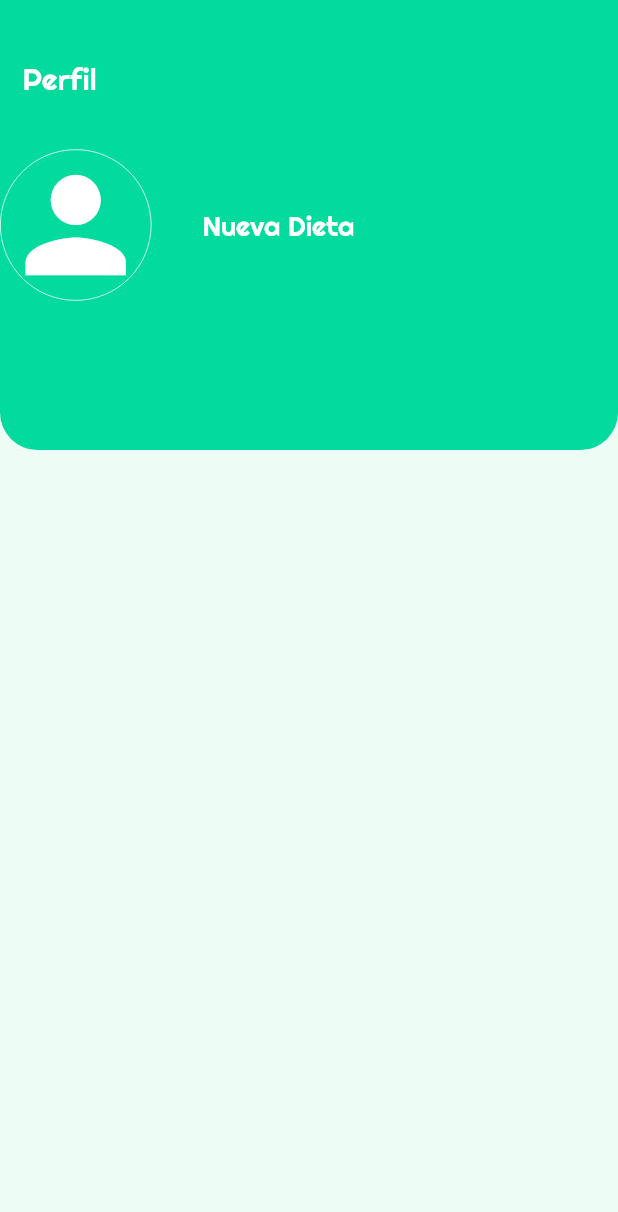
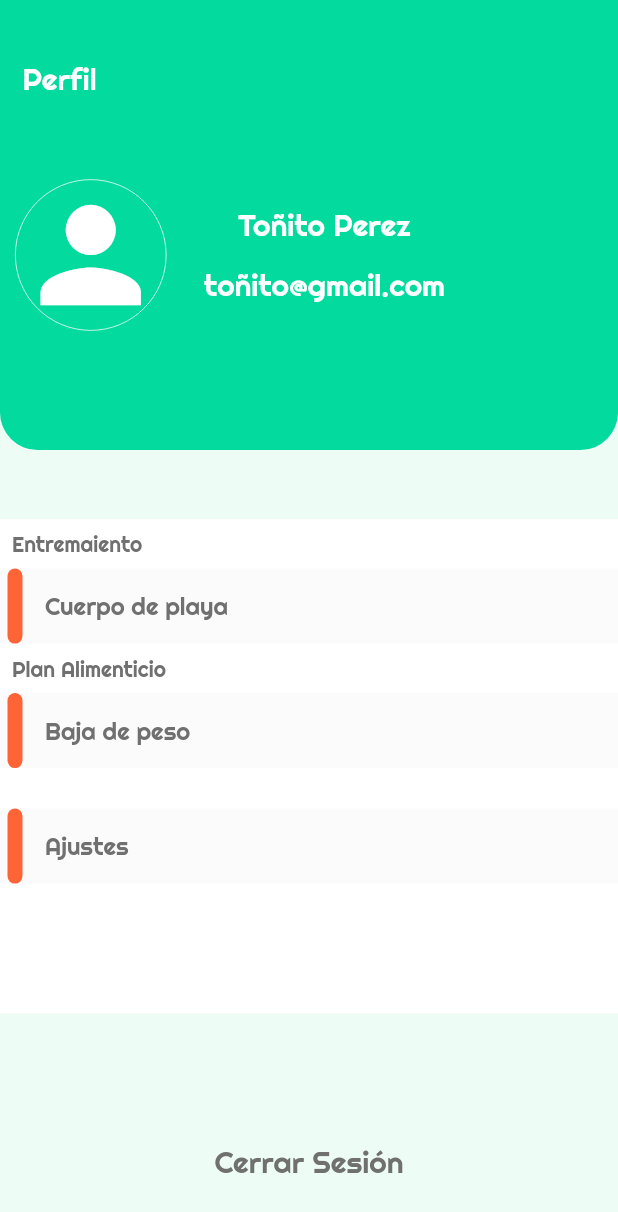
Before and after one commit to Memo28/Healthy-Life, a Flutter app: the MainProfile screen opened directly, on a phone screen of 412 x 824 dp. Shown: the top 1212 px of the screen. Run offline on Flutter 3.47's test engine with Material 2 defaults, Android fonts, the phone set to English and light mode, and no system bars; our stand-ins replace flutter_markdown.

Commit message:
Profile screen

```diff
--- a/healthy_life/lib/profile_page/main_profile.dart
+++ b/healthy_life/lib/profile_page/main_profile.dart
@@ -1,15 +1,14 @@
 import 'package:flutter/material.dart';
 
-class MainProfile extends StatefulWidget{
+class MainProfile extends StatefulWidget {
   @override
   State<StatefulWidget> createState() {
     // TODO: implement createState
     return _MainProfile();
   }
-
 }
 
-class _MainProfile extends State<MainProfile>{
+class _MainProfile extends State<MainProfile> {
   @override
   Widget build(BuildContext context) {
     // TODO: implement build
@@ -20,7 +19,127 @@ class _MainProfile extends State<MainProfile>{
 //      Navigator.push(context, MaterialPageRoute(builder: (context) => CreateDiet()));
 //    }
 
+    final list_container = Container(
+      height: MediaQuery.of(context).size.height * 0.40,
+      margin: EdgeInsets.only(top: MediaQuery.of(context).size.height * 0.42),
+      decoration: BoxDecoration(color: Colors.white),
+      child: ListView(
+        children: <Widget>[
+          Padding(
+            padding: const EdgeInsets.all(8.0),
+            child: Text(
+              "Entremaiento",
+              style: TextStyle(
+                color: Theme.of(context).textSelectionColor,
+                fontFamily: "Righteous",
+              ),
+            ),
+          ),
+          Container(
+            height: 50,
+            decoration: BoxDecoration(color: Color(0xFFFBFBFB)),
+            child: Row(
+              children: <Widget>[
+                Container(
+                  height: MediaQuery.of(context).size.height,
+                  width: 10,
+                  margin: EdgeInsets.only(left: 5),
+                  decoration: BoxDecoration(
+                    color: Color(0xFFFF6437),
+                    borderRadius: BorderRadius.all(Radius.circular(10.0)),
+                  ),
+                ),
+                Padding(
+                  padding: const EdgeInsets.only(left: 15),
+                  child: Text(
+                    "Cuerpo de playa",
+                    style: TextStyle(
+                      fontSize: 16,
+                      color: Theme.of(context).textSelectionColor,
+                      fontFamily: "Righteous",
+                    ),
+                  ),
+                ),
+              ],
+            ),
+          ),
+          Padding(
+            padding: const EdgeInsets.all(8.0),
+            child: Text(
+              "Plan Alimenticio",
+              style: TextStyle(
+                color: Theme.of(context).textSelectionColor,
+                fontFamily: "Righteous",
+              ),
+            ),
+          ),
+          Container(
+            height: 50,
+            decoration: BoxDecoration(color: Color(0xFFFBFBFB)),
+            child: Row(
+              children: <Widget>[
+                Container(
+                  height: MediaQuery.of(context).size.height,
+                  width: 10,
+                  margin: EdgeInsets.only(left: 5),
+                  decoration: BoxDecoration(
+                    color: Color(0xFFFF6437),
+                    borderRadius: BorderRadius.all(Radius.circular(10.0)),
+                  ),
+                ),
+                Padding(
+                  padding: const EdgeInsets.only(left: 15),
+                  child: Text(
+                    "Baja de peso",
+                    style: TextStyle(
+                      fontSize: 16,
+                      color: Theme.of(context).textSelectionColor,
+                      fontFamily: "Righteous",
+                    ),
+                  ),
+                ),
+              ],
+            ),
+          ),
+          InkWell(
+            onTap: () {
+            },
+            child: Container(
+              height: 50,
+              margin: EdgeInsets.only(top: 27),
+              decoration: BoxDecoration(color: Color(0xFFFBFBFB)),
+              child: Row(
+                children: <Widget>[
+                  Container(
+                    height: MediaQuery.of(context).size.height,
+                    width: 10,
+                    margin: EdgeInsets.only(left: 5),
+                    decoration: BoxDecoration(
+                      color: Color(0xFFFF6437),
+                      borderRadius: BorderRadius.all(Radius.circular(10.0)),
+                    ),
+                  ),
+                  Padding(
+                    padding: const EdgeInsets.only(left: 15),
+                    child: Text(
+                      "Ajustes",
+                      style: TextStyle(
+                        fontSize: 16,
+                        color: Theme.of(context).textSelectionColor,
+                        fontFamily: "Righteous",
+                      ),
+                    ),
+                  ),
+                ],
+              ),
+            ),
+          )
+        ],
+      ),
+    );
+
     final image_user = Container(
+      margin: EdgeInsets.only(left: 10, right: 10, top: 20),
       height: 150.0,
       child: Icon(
         Icons.person,
@@ -29,34 +148,54 @@ class _MainProfile extends State<MainProfile>{
       ),
       decoration: BoxDecoration(
           shape: BoxShape.circle,
-            border: Border.all(
+          border: Border.all(color: Colors.white, width: 0.5)),
+    );
+
+    final user_info = Column(
+      children: <Widget>[
+        Padding(
+          padding: const EdgeInsets.only(left: 15, bottom: 15, top: 20),
+          child: Text(
+            "Toñito Perez",
+            style: TextStyle(
               color: Colors.white,
-                width: 0.5
+              fontSize: 20,
+              fontFamily: "Righteous",
+            ),
+          ),
+        ),
+        Padding(
+          padding: const EdgeInsets.only(left: 15),
+          child: Text(
+            "toñito@gmail.com",
+            style: TextStyle(
+              color: Colors.white,
+              fontSize: 20,
+              fontFamily: "Righteous",
+            ),
+          ),
         )
-        ),
+      ],
     );
 
     final gradient = Container(
         height: 300.0,
         alignment: Alignment(-0.85, -0.5),
         decoration: BoxDecoration(
-            borderRadius: BorderRadius.only(bottomLeft: Radius.circular(25), bottomRight: Radius.circular(25)),
+            borderRadius: BorderRadius.only(
+                bottomLeft: Radius.circular(25),
+                bottomRight: Radius.circular(25)),
             gradient: LinearGradient(
-                colors: [
-                  Color(0xFF03DA9E),
-                  Color(0xFF03DA9E)
-                ],
-                begin: FractionalOffset(0.2,0.0),
+                colors: [Color(0xFF03DA9E), Color(0xFF03DA9E)],
+                begin: FractionalOffset(0.2, 0.0),
                 end: FractionalOffset(1.0, 0.6),
-                stops: [0.0,0.6],
-                tileMode: TileMode.clamp
-            )
-        ),
+                stops: [0.0, 0.6],
+                tileMode: TileMode.clamp)),
         child: Column(
           crossAxisAlignment: CrossAxisAlignment.start,
           children: <Widget>[
             Padding(
-              padding: const EdgeInsets.only(top:40.0, left: 15, bottom: 10),
+              padding: const EdgeInsets.only(top: 40.0, left: 15, bottom: 10),
               child: Text(
                 title,
                 style: TextStyle(
@@ -67,46 +206,45 @@ class _MainProfile extends State<MainProfile>{
               ),
             ),
             Row(
-              children: <Widget>[
-                  image_user,
-                  Align(
-                      alignment: Alignment.center,
-                      child: Container(
-                        margin: EdgeInsets.all(10),
-                        child: FlatButton(
-                          onPressed: (){
-  //                      goToCreateDiet(context);
+              children: <Widget>[image_user, user_info],
+            )
+          ],
+        ));
+
+    final log_out = InkWell(
+        onTap: () {
         },
-                          child: Padding(
-                            padding: const EdgeInsets.all(8.0),
+        child : Container(
+          height: 100,
+          width: MediaQuery.of(context).size.width,
+          alignment: Alignment(0, 0),
+          margin: EdgeInsets.only(top: MediaQuery.of(context).size.height * 0.88),
           child: Text(
-                              "Nueva Dieta",
+            "Cerrar Sesión",
             style: TextStyle(
-                                  color: Colors.white,
-                                  fontSize: 18,
-                                  fontFamily: "Righteous"
-                              ),
-                            ),
+              color: Theme.of(context).textSelectionColor,
+              fontSize: 20.0,
+              fontFamily: "Righteous",
             ),
           ),
         )
-                  ),
+    );
+
+    final list = ListView(
+      children: <Widget>[
+        list_container,
       ],
-              )
-          ],
-        )
     );
 
     return Scaffold(
         backgroundColor: Theme.of(context).backgroundColor,
         body: Stack(
           children: <Widget>[
-            Container(),
-//            DietList(),
+            list,
             gradient,
+            log_out
           ],
-        )
-    );;
+        ));
+    ;
   }
-
 }
```
Lines whose indentation alone changed are shown as unchanged.
